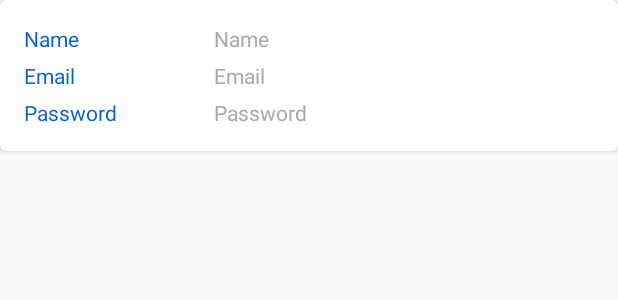
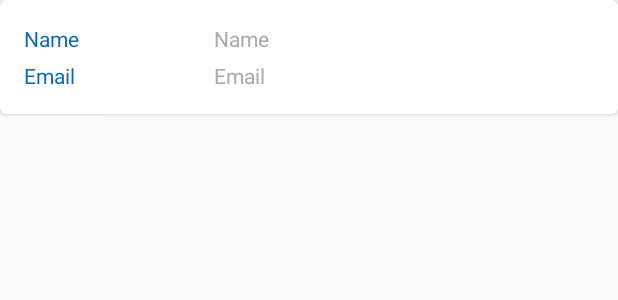
Before and after one commit to Bowen35/MyLifeBalance1.1, an Android app: the layout item_client_recycler.xml on its own in the app's theme, with its tools: preview values and no code run, on a phone screen of 412 x 824 dp. Shown: the top 300 px of the screen. Run offline under Robolectric (Android 15) with nearby library versions, the phone set to English and light mode, and no system bars.

```diff
--- a/app/src/main/java/com/inducesmile/androidmultiquiz/ResultAnalysisActivity.java
+++ b/app/src/main/java/com/inducesmile/androidmultiquiz/ResultAnalysisActivity.java
@@ -3,9 +3,11 @@ package com.inducesmile.androidmultiquiz;
 import android.content.Intent;
 import android.content.pm.ActivityInfo;
 import android.os.Bundle;
+import android.support.v7.app.ActionBar;
 import android.support.v7.app.AppCompatActivity;
 import android.support.v7.widget.LinearLayoutManager;
 import android.support.v7.widget.RecyclerView;
+import android.text.Html;
 import android.util.Log;
 import android.view.View;
 import android.widget.Button;
@@ -30,7 +32,9 @@ public class ResultAnalysisActivity extends AppCompatActivity {
         super.onCreate(savedInstanceState);
         setContentView(R.layout.activity_result_analysis);
 
-        setTitle(getString(R.string.quiz_result_analysis));
+        ActionBar actionBar = getSupportActionBar();
+        actionBar.setTitle(Html.fromHtml("<font color='#e1c8d6'>Quiz Result Analysis</font>"));
+//        setTitle(getString(R.string.quiz_result_analysis));
 
         resultRecyclerView = (RecyclerView)findViewById(R.id.quiz_result_analysis);
         LinearLayoutManager linearLayoutManager = new LinearLayoutManager(ResultAnalysisActivity.this);
--- a/app/src/main/res/layout/activity_quiz_result.xml
+++ b/app/src/main/res/layout/activity_quiz_result.xml
@@ -41,7 +41,7 @@
                     android:layout_marginTop="@dimen/_5sdp"
                     android:textAlignment="textStart"
                     android:textColor="@color/colorPrimaryText"
-                    android:textSize="14sp" />
+                    android:textSize="18sp" />
 
             </LinearLayout>
 
--- a/app/src/main/res/layout/item_client_recycler.xml
+++ b/app/src/main/res/layout/item_client_recycler.xml
@@ -55,28 +55,6 @@
                 android:textColor="@android:color/darker_gray" />
         </LinearLayout>
 
-        <LinearLayout
-            android:layout_width="match_parent"
-            android:layout_height="wrap_content"
-            android:layout_marginTop="5dp"
-            android:orientation="horizontal">
-
-            <android.support.v7.widget.AppCompatTextView
-                android:layout_width="match_parent"
-                android:layout_height="wrap_content"
-                android:layout_weight="2"
-                android:text="@string/hint_password"
-                android:textColor="@color/colorAccent" />
-
-            <android.support.v7.widget.AppCompatTextView
-                android:id="@+id/textViewPassword"
-                android:layout_width="match_parent"
-                android:layout_height="wrap_content"
-                android:layout_weight="1"
-                android:text="@string/hint_password"
-                android:textColor="@android:color/darker_gray" />
-        </LinearLayout>
-
     </LinearLayout>
 
 </android.support.v7.widget.CardView>
```
Also changed, not shown: app/src/main/java/com/inducesmile/androidmultiquiz/QuizMenuActivity.java (+5 -12 lines), app/src/main/java/com/inducesmile/androidmultiquiz/RegisterActivity.java (+11 -23 lines), app/src/main/java/com/inducesmile/androidmultiquiz/SignInActivity.java (+28 -16 lines), app/src/main/java/com/inducesmile/androidmultiquiz/database/DBHandler.java (+38 -0 lines), app/src/main/res/layout/activity_sign_in.xml (+9 -8 lines).
